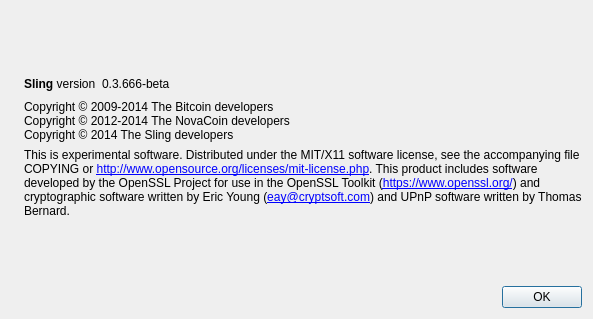
Old version of the form src/qt/forms/aboutdialog.ui in the repository whatisthiseven/difftest.
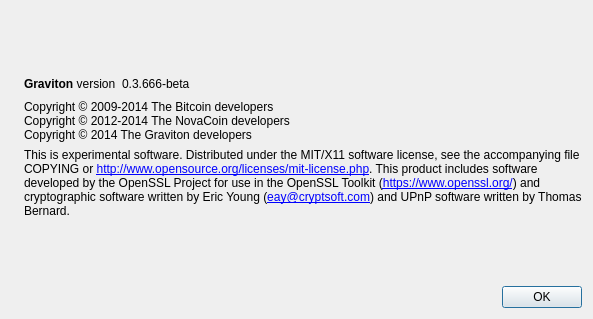
New version of the form. Icons and pictures are not drawn.

What changed in the file:
```diff
--- a/src/qt/forms/aboutdialog.ui
+++ b/src/qt/forms/aboutdialog.ui
@@ -50,7 +50,7 @@
           <cursorShape>IBeamCursor</cursorShape>
          </property>
          <property name="text">
-          <string>&lt;b&gt;Sling&lt;/b&gt; version</string>
+          <string>&lt;b&gt;Graviton&lt;/b&gt; version</string>
          </property>
          <property name="textInteractionFlags">
           <set>Qt::LinksAccessibleByMouse|Qt::TextSelectableByKeyboard|Qt::TextSelectableByMouse</set>
@@ -93,7 +93,7 @@
        <property name="text">
         <string>Copyright © 2009-2014 The Bitcoin developers
 Copyright © 2012-2014 The NovaCoin developers
-Copyright © 2014 The Sling developers</string>
+Copyright © 2014 The Graviton developers</string>
        </property>
        <property name="textInteractionFlags">
         <set>Qt::LinksAccessibleByMouse|Qt::TextSelectableByKeyboard|Qt::TextSelectableByMouse</set>
```
Left out of the diff: 2 changed lines with no effect on the pictures.
